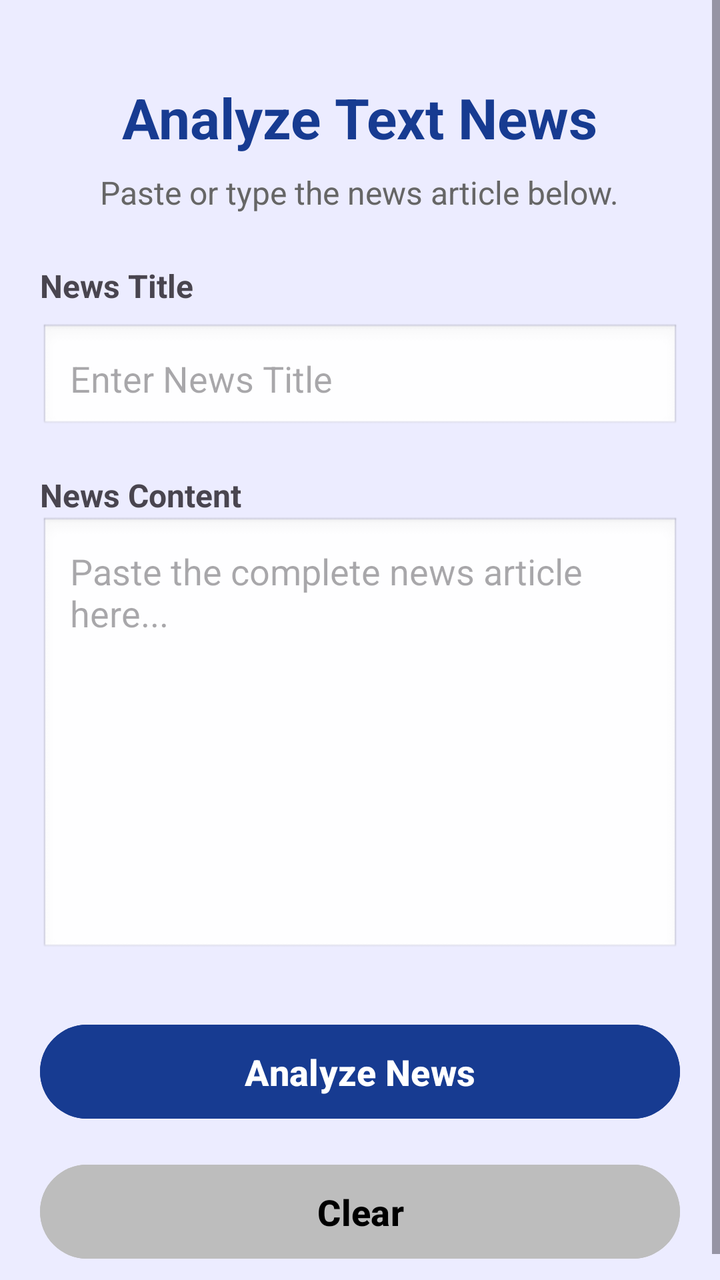
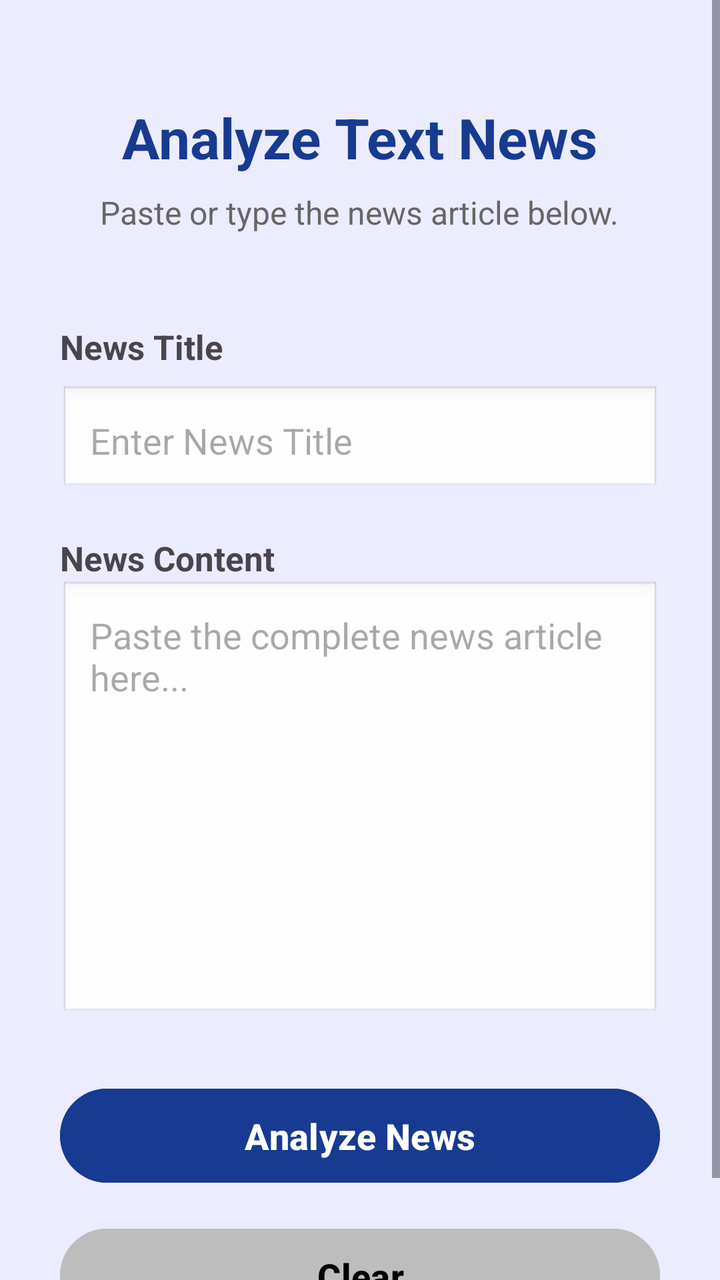

The first picture is an Android layout as it rendered before a commit; the second is the same layout after the commit. The layout source and the unified diff follow.
<!-- AndroidManifest.xml: application theme Theme.FactX -->
<!-- res/layout/activity_text_analysis.xml -->
<?xml version="1.0" encoding="utf-8"?>
<ScrollView xmlns:android="http://schemas.android.com/apk/res/android"
    android:layout_width="match_parent"
    android:layout_height="match_parent"
    android:background="#ECECFF">

    <LinearLayout
        android:layout_width="match_parent"
        android:layout_height="wrap_content"
        android:orientation="vertical"
        android:padding="20dp">

        

        <TextView
            android:layout_width="wrap_content"
            android:layout_height="wrap_content"
            android:text="Analyze Text News"
            android:textSize="28sp"
            android:textStyle="bold"
            android:textColor="#173B91"
            android:layout_gravity="center"
            android:layout_marginTop="20dp"/>

        

        <TextView
            android:layout_width="wrap_content"
            android:layout_height="wrap_content"
            android:text="Paste or type the news article below."
            android:textSize="16sp"
            android:textColor="#666666"
            android:layout_gravity="center"
            android:layout_marginTop="8dp"
            android:layout_marginBottom="25dp"/>

        

        <TextView
            android:layout_width="wrap_content"
            android:layout_height="wrap_content"
            android:text="News Title"
            android:textStyle="bold"
            android:textSize="16sp"/>

        <EditText
            android:id="@+id/etTitle"
            android:layout_width="match_parent"
            android:layout_height="55dp"
            android:hint="Enter News Title"
            android:layout_marginTop="8dp"
            android:padding="15dp"
            android:background="@android:drawable/edit_text"/>

        

        <TextView
            android:layout_width="wrap_content"
            android:layout_height="wrap_content"
            android:text="News Content"
            android:textStyle="bold"
            android:textSize="16sp"
            android:layout_marginTop="20dp"/>

        <EditText
            android:id="@+id/etNews"
            android:layout_width="match_parent"
            android:layout_height="220dp"
            android:hint="Paste the complete news article here..."
            android:gravity="top|start"
            android:padding="15dp"
            android:background="@android:drawable/edit_text"
            android:inputType="textMultiLine"
            android:minLines="8"/>

        

        <Button
            android:id="@+id/btnAnalyze"
            android:layout_width="match_parent"
            android:layout_height="55dp"
            android:layout_marginTop="30dp"
            android:text="Analyze News"
            android:textAllCaps="false"
            android:textSize="18sp"
            android:textStyle="bold"
            android:backgroundTint="#173B91"
            android:textColor="#FFFFFF"/>

        

        <Button
            android:id="@+id/btnClear"
            android:layout_width="match_parent"
            android:layout_height="55dp"
            android:layout_marginTop="15dp"
            android:text="Clear"
            android:textAllCaps="false"
            android:textSize="18sp"
            android:textStyle="bold"
            android:backgroundTint="#BDBDBD"
            android:textColor="#000000"/>

    </LinearLayout>

</ScrollView>
<!-- resources referenced by this layout -->
<resources>
  <style name="Theme.FactX" parent="Base.Theme.FactX" />
  <style name="Base.Theme.FactX" parent="Theme.Material3.DayNight.NoActionBar">
          
          
      </style>
</resources>

<!-- the commit's change to res/layout/activity_text_analysis.xml (unified diff, before → after) -->
@@ -8,7 +8,7 @@
         android:layout_width="match_parent"
         android:layout_height="wrap_content"
         android:orientation="vertical"
-        android:padding="20dp">
+        android:padding="30dp">
 
         
 
@@ -32,7 +32,7 @@
             android:textColor="#666666"
             android:layout_gravity="center"
             android:layout_marginTop="8dp"
-            android:layout_marginBottom="25dp"/>
+            android:layout_marginBottom="45dp"/>
 
         
 
@@ -41,7 +41,7 @@
             android:layout_height="wrap_content"
             android:text="News Title"
             android:textStyle="bold"
-            android:textSize="16sp"/>
+            android:textSize="17sp"/>
 
         <EditText
             android:id="@+id/etTitle"
@@ -59,7 +59,7 @@
             android:layout_height="wrap_content"
             android:text="News Content"
             android:textStyle="bold"
-            android:textSize="16sp"
+            android:textSize="17sp"
             android:layout_marginTop="20dp"/>
 
         <EditText
